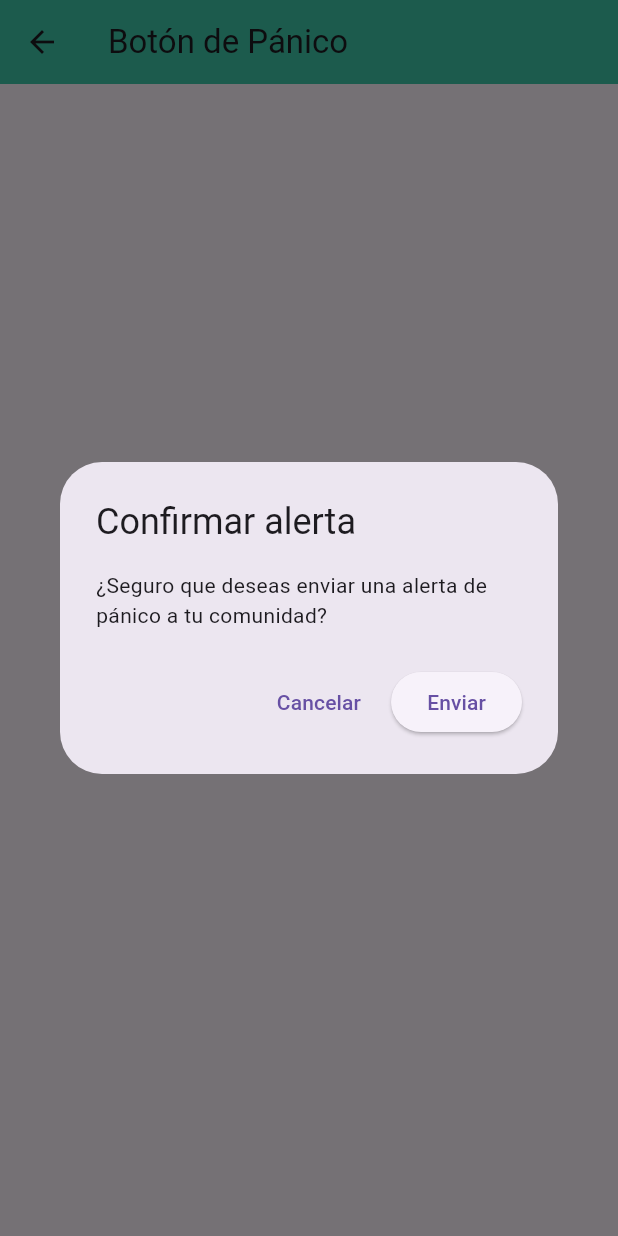
After one commit to Desarrolladores-F5/mi-vecino-app, a Flutter app: the PanicButtonScreen screen opened by its route, after a tap on "ENVIAR ALERTA", on a phone screen of 412 x 824 dp. The commit adds this screen. Run offline on Flutter 3.47's test engine with Material 3 defaults, Android fonts, the phone set to English and light mode, and no system bars; our stand-ins replace audioplayers, awesome_dialog, cloud_firestore, connectivity_plus, firebase_auth, firebase_core and 8 more; missing offline and left inert: file_selector, firebase_app_check; accounts and stored records are empty; network calls fail.

Commit message:
Botón de Pánico funcional: guarda ubicación en Firestore

```diff
--- a/lib/main.dart
+++ b/lib/main.dart
@@ -15,6 +15,8 @@ import 'screens/check_auth_screen.dart';
 import 'screens/idioma_screen.dart'; // 🌍 Pantalla para cambiar idioma
 import 'screens/telefonos_emergencia_screen.dart'; // Agrega el import
 import 'screens/camaras_screen.dart'; // 👈 IMPORTANTE para ver las camaras (con linea 117)
+import 'screens/panic_button_screen.dart'; // 👈 IMPORTANTE para el boton de panico
+
 
 
 // 🔑 Clave global para acceder al estado de la app y cambiar idioma
@@ -115,6 +117,8 @@ class _MiVecinoAppState extends State<MiVecinoApp> {
         '/idioma': (context) => const IdiomaScreen(),
         '/telefonos_emergencia': (context) => const TelefonosEmergenciaScreen(),
         '/camaras': (context) => const CamarasScreen(),
+        '/panic': (context) => const PanicButtonScreen(),
+
       },
     );
   }
--- a/lib/screens/camaras_screen.dart
+++ b/lib/screens/camaras_screen.dart
@@ -22,7 +22,7 @@ class CamarasScreen extends StatelessWidget {
 
   @override
   Widget build(BuildContext context) {
-    final localizations = AppLocalizations.of(context)!;
+    final localizations = AppLocalizations.of(context);
 
     return Scaffold(
       appBar: AppBar(
@@ -41,7 +41,7 @@ class CamarasScreen extends StatelessWidget {
                 context,
                 MaterialPageRoute(
                   builder: (_) {
-                    final local = AppLocalizations.of(context)!;
+                    final local = AppLocalizations.of(context);
                     return Scaffold(
                       appBar: AppBar(
                         title: Text(
--- a/lib/screens/home_screen.dart
+++ b/lib/screens/home_screen.dart
@@ -163,16 +163,6 @@ class _HomeScreenState extends State<HomeScreen> {
               onTap: () => Navigator.push(context, MaterialPageRoute(builder: (_) => const IdiomaScreen())),
             ),
             ListTile(
-              leading: const Icon(Icons.info_outline),
-              title: Text(localizations.acercaDe),
-              onTap: () => Navigator.push(context, MaterialPageRoute(builder: (_) => const AcercaAppScreen())),
-            ),
-            ListTile(
-              leading: const Icon(Icons.feedback_outlined),
-              title: Text(localizations.sugerencias),
-              onTap: () => Navigator.push(context, MaterialPageRoute(builder: (_) => const SugerenciasScreen())),
-            ),
-            ListTile(
               leading: const Icon(Icons.campaign),
               title: Text(localizations.alarmaVecinal),
               onTap: () => Navigator.push(context, MaterialPageRoute(builder: (_) => const AlarmaScreen())),
@@ -188,12 +178,28 @@ class _HomeScreenState extends State<HomeScreen> {
               onTap: () {Navigator.pop(context);Navigator.pushNamed(context, '/camaras');},
             ),
             ListTile(
+              leading: const Icon(Icons.warning),
+              title: const Text('Botón de Pánico'),
+              onTap: () {Navigator.pop(context);Navigator.pushNamed(context, '/panic');
+              },
+            ),
+            ListTile(
+              leading: const Icon(Icons.feedback_outlined),
+              title: Text(localizations.sugerencias),
+              onTap: () => Navigator.push(context, MaterialPageRoute(builder: (_) => const SugerenciasScreen())),
+            ),
+            ListTile(
               leading: const Icon(Icons.wifi),
               title: Text(localizations.estadoApp),
               subtitle: Text(localizations.estadoConectado),
               onTap: () => Navigator.push(context, MaterialPageRoute(builder: (_) => const EstadoAppScreen())),
             ),
             const Divider(),
+            ListTile(
+              leading: const Icon(Icons.info_outline),
+              title: Text(localizations.acercaDe),
+              onTap: () => Navigator.push(context, MaterialPageRoute(builder: (_) => const AcercaAppScreen())),
+            ),
             ListTile(
               leading: const Icon(Icons.logout),
               title: Text(localizations.cerrarSesion),
--- /dev/null
+++ b/lib/screens/panic_button_screen.dart
@@ -0,0 +1,124 @@
+import 'package:flutter/material.dart';
+import 'package:cloud_firestore/cloud_firestore.dart';
+import 'package:firebase_auth/firebase_auth.dart';
+import 'package:geolocator/geolocator.dart';
+import 'package:firebase_messaging/firebase_messaging.dart';
+import 'package:permission_handler/permission_handler.dart';
+
+class PanicButtonScreen extends StatefulWidget {
+  const PanicButtonScreen({super.key});
+
+  @override
+  State<PanicButtonScreen> createState() => _PanicButtonScreenState();
+}
+
+class _PanicButtonScreenState extends State<PanicButtonScreen> {
+  bool _sending = false;
+
+  Future<void> _sendPanicAlert() async {
+    final user = FirebaseAuth.instance.currentUser;
+    if (user == null) return;
+
+    // Confirmación antes de enviar
+    final confirm = await showDialog<bool>(
+      context: context,
+      builder: (_) => AlertDialog(
+        title: const Text('Confirmar alerta'),
+        content: const Text(
+            '¿Seguro que deseas enviar una alerta de pánico a tu comunidad?'),
+        actions: [
+          TextButton(
+            onPressed: () => Navigator.pop(context, false),
+            child: const Text('Cancelar'),
+          ),
+          ElevatedButton(
+            onPressed: () => Navigator.pop(context, true),
+            child: const Text('Enviar'),
+          ),
+        ],
+      ),
+    );
+
+    if (confirm != true) return;
+
+    setState(() => _sending = true);
+
+    try {
+      // 1. Verificar permisos de ubicación
+      var status = await Permission.location.request();
+      if (!status.isGranted) {
+        throw Exception(
+            "Permiso de ubicación denegado. No se puede enviar la alerta.");
+      }
+
+      // 2. Obtener datos del usuario
+      final userDoc = await FirebaseFirestore.instance
+          .collection('usuarios')
+          .doc(user.uid)
+          .get();
+      final userData = userDoc.data();
+      final nombre = userData?['nombre'] ?? 'Vecino';
+      final comunidad = userData?['nombre_comunidad'] ?? 'general';
+
+      // 3. Obtener ubicación actual
+      final position = await Geolocator.getCurrentPosition(
+        locationSettings: const LocationSettings(
+          accuracy: LocationAccuracy.high),
+        );
+
+      // 4. Guardar alerta en Firestore
+      await FirebaseFirestore.instance.collection('panic_alerts').add({
+        'userId': user.uid,
+        'nombre': nombre,
+        'comunidad': comunidad,
+        'latitud': position.latitude,
+        'longitud': position.longitude,
+        'fecha': Timestamp.now(),
+      });
+
+      // 5. Suscribirse al topic (opcional)
+      final topic = comunidad.toLowerCase().replaceAll(' ', '_');
+      await FirebaseMessaging.instance.subscribeToTopic(topic);
+
+      if (mounted) {
+        ScaffoldMessenger.of(context).showSnackBar(
+          const SnackBar(content: Text('Alerta enviada a tu comunidad.')),
+        );
+      }
+    } catch (e) {
+      if (mounted) {
+        ScaffoldMessenger.of(context).showSnackBar(
+          SnackBar(content: Text('Error al enviar alerta: $e')),
+        );
+      }
+    } finally {
+      if (mounted) setState(() => _sending = false);
+    }
+  }
+
+  @override
+  Widget build(BuildContext context) {
+    return Scaffold(
+      appBar: AppBar(
+        title: const Text('Botón de Pánico'),
+        backgroundColor: const Color(0xFF3EC6A8),
+      ),
+      body: Center(
+        child: _sending
+            ? const CircularProgressIndicator()
+            : ElevatedButton(
+                style: ElevatedButton.styleFrom(
+                  backgroundColor: Colors.redAccent,
+                  padding:
+                      const EdgeInsets.symmetric(horizontal: 50, vertical: 20),
+                ),
+                onPressed: _sendPanicAlert,
+                child: const Text(
+                  'ENVIAR ALERTA',
+                  style: TextStyle(fontSize: 18, color: Colors.white),
+                ),
+              ),
+      ),
+    );
+  }
+}
--- a/pubspec.yaml
+++ b/pubspec.yaml
@@ -55,6 +55,8 @@ dependencies:
   flutter_local_notifications: ^19.2.1   # para hacer funcionar la alarma
   url_launcher: ^6.2.5    # para hacer llamadas de emergencia a carabineros o bomberos, etc.
   webview_flutter: ^4.13.0
+  geolocator: ^14.0.1 # para hacer funcionar el boton de pánico y me muestre quien lo hace.
+  permission_handler: ^12.0.0+1  # solicita y gestiona permisos de tiempo de ejecución en tu aplicación (para boton de panico).
 
 dev_dependencies:
   flutter_test:
```
Also changed, not shown: pubspec.lock, 4 other files.
